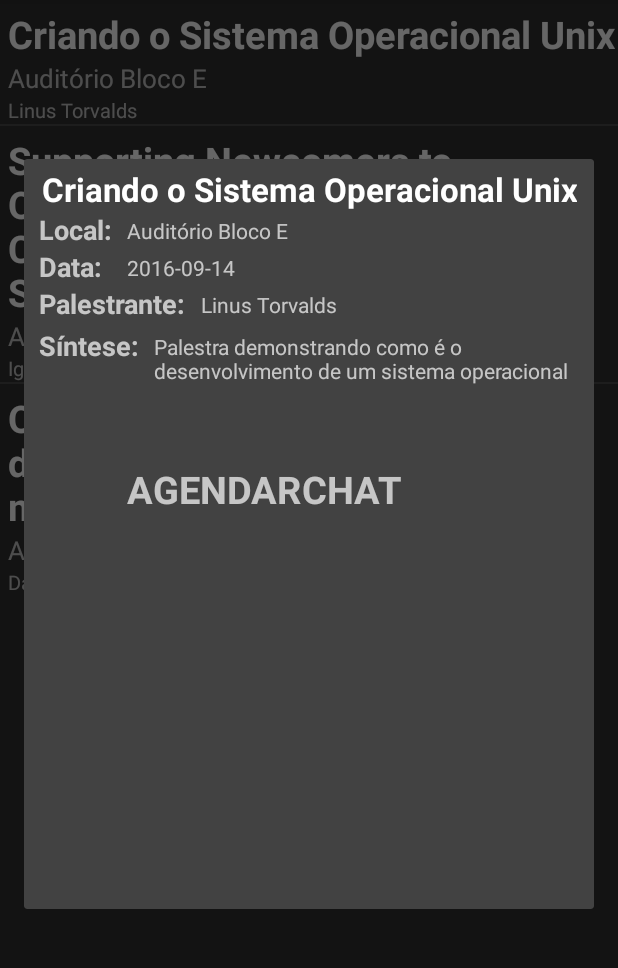
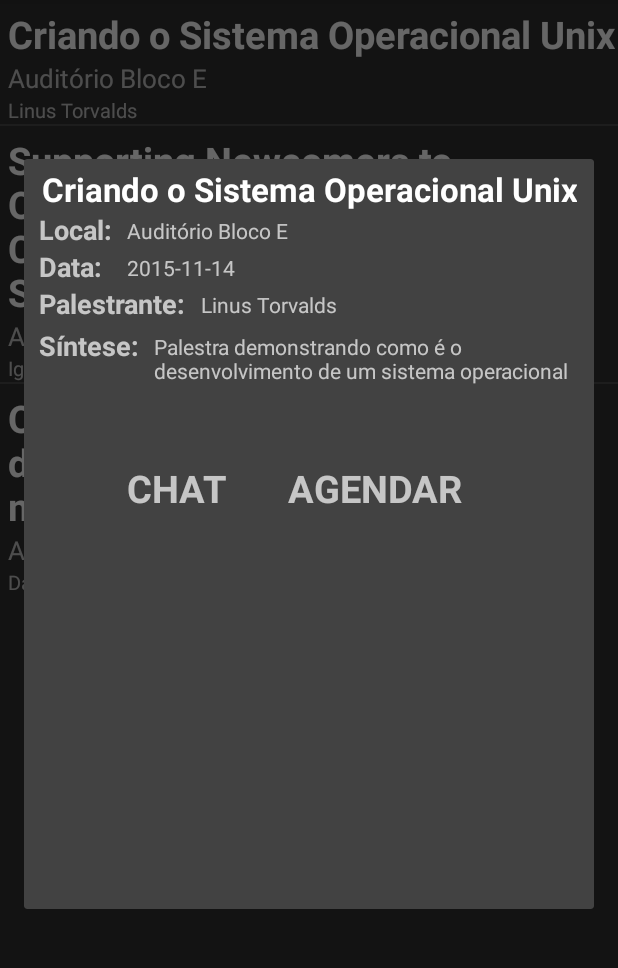
Before and after one commit to CBSoft2016/AplicativoCBSoft2016, an Android app: the fragment Palestras shown on its own in the app's theme, after a tap on "Criando o Sistema Operacional Unix", on a phone screen of 412 x 824 dp, the part 84-1052 px from its top. Run offline under Robolectric (Android 15) with nearby library versions, the phone set to English and light mode, and no system bars.

Commit message:
Adicionando opção de agendamento.

```diff
--- a/app/src/main/assets/minicursos.json
+++ b/app/src/main/assets/minicursos.json
@@ -4,7 +4,7 @@
       "id":"1",
       "titulo": "Web Funcional com Clojure e Clojurescript",
       "horario":"14:00",
-      "data":"14 de Setembro de 2016",
+      "data":"2015-11-14",
       "descricao": "Minicurso voltado para desenvolvimento Clojure e Clojurescript",
       "local":"E101",
       "instrutor":"Eduardo Radanovitsck",
@@ -18,7 +18,7 @@
       "titulo": "Introducao a Gerencia de Portfolios de Projetos",
       "horario":"14:00",
       "descricao": "Minicurso voltado para técnicas de gerenciamento de projetos",
-      "data":"15 de Setembro de 2016",
+      "data":"2015-11-14",
       "local":"E105",
       "instrutor":"Cesar de Avila Rodrigues",
       "localtrabalho":"Avanti Negocios e Tecnologia",
--- a/app/src/main/assets/palestras.json
+++ b/app/src/main/assets/palestras.json
@@ -4,7 +4,7 @@
     {
       "idpalestras":"cbsoft2016001",
       "titulo":"Criando o Sistema Operacional Unix",
-      "data":"2016-09-14",
+      "data":"2015-11-14",
       "descricao":"Palestra demonstrando como é o desenvolvimento de um sistema operacional",
       "horario":"15:30",
       "local":"Auditório Bloco E",
@@ -17,7 +17,7 @@
     {
       "idpalestras":"cbsoft2016002",
       "titulo":"Supporting Newcomers to Overcome the Barriers to Contribute to Open Source Software Projects",
-      "data":"2016-09-14",
+      "data":"2015-11-14",
       "descricao":"Palestra demonstrativa das barreiras em contribuir com software livre.",
       "local":"Auditório Bloco E",
       "horario":"13:00",
@@ -30,7 +30,7 @@
     {
       "idpalestras":"cbsoft2016003",
       "titulo":"On the criteria to be used in decomposing systems into modules",
-      "data":"2016-09-15",
+      "data":"2015-11-15",
       "descricao":"Palestra com David Parnas que demonstra a decomposição do sistema em módulos",
       "local":"Auditório Bloco E",
       "horario":"13:00",
--- a/app/src/main/java/com/applications/fronchetti/cbsoft2016/Adapters/MinicursosAdapter.java
+++ b/app/src/main/java/com/applications/fronchetti/cbsoft2016/Adapters/MinicursosAdapter.java
@@ -39,7 +39,7 @@ public class MinicursosAdapter extends ArrayAdapter<Minicursos>{
             TextView Local = (TextView) convertView.findViewById(R.id.textMinicursoLocal);
             TextView Instrutor = (TextView) convertView.findViewById(R.id.textMinicursoInstrutor);
 
-            Nome.setText(item.getNome());
+            Nome.setText(item.getTitulo());
             Local.setText(item.getLocal());
             Instrutor.setText(item.getInstrutor());
         }
--- a/app/src/main/java/com/applications/fronchetti/cbsoft2016/Fragmentos/Palestras.java
+++ b/app/src/main/java/com/applications/fronchetti/cbsoft2016/Fragmentos/Palestras.java
@@ -4,27 +4,27 @@ import android.app.Dialog;
 import android.content.Intent;
 import android.os.Bundle;
 import android.app.Fragment;
+import android.provider.CalendarContract;
 import android.view.LayoutInflater;
 import android.view.View;
 import android.view.ViewGroup;
 import android.widget.AdapterView;
-import android.widget.Button;
 import android.widget.ListView;
 import android.widget.TextView;
+import android.provider.CalendarContract.Events;
 
 import com.applications.fronchetti.cbsoft2016.Adapters.Palestra;
 import com.applications.fronchetti.cbsoft2016.Adapters.PalestrasAdapter;
-import com.applications.fronchetti.cbsoft2016.Atividades.WebViewActivity;
 import com.applications.fronchetti.cbsoft2016.R;
 
 import org.json.JSONArray;
 import org.json.JSONException;
 import org.json.JSONObject;
-import org.w3c.dom.Text;
 
 import java.io.IOException;
 import java.io.InputStream;
 import java.util.ArrayList;
+import java.util.GregorianCalendar;
 import java.util.HashMap;
 import java.util.List;
 
@@ -89,13 +89,13 @@ public class Palestras extends Fragment {
         Lista.setOnItemClickListener(new AdapterView.OnItemClickListener() {
             @Override
             public void onItemClick(AdapterView<?> parent, View view, int position, long id) {
-                Palestra palestra = Palestras.get(position);
+                final Palestra palestra = Palestras.get(position);
 
                 // custom dialog
                 final Dialog dialog = new Dialog(getActivity());
                 dialog.setContentView(R.layout.fragment_palestras_dialog);
 
-                TextView nome_palestra = (TextView) dialog.findViewById(R.id.textViewNomePalestra);
+                TextView nome_palestra = (TextView) dialog.findViewById(R.id.textViewNomeMinicurso);
                 nome_palestra.setText(palestra.getNome());
                 TextView local_palestra = (TextView) dialog.findViewById(R.id.textViewLocal);
                 local_palestra.setText(palestra.getLocal());
@@ -106,19 +106,27 @@ public class Palestras extends Fragment {
                 TextView descricao_palestra = (TextView) dialog.findViewById(R.id.textViewDescricao);
                 descricao_palestra.setText(palestra.getDescricao());
 
-                /*Button button_chat = (Button) dialog.findViewById(R.id.button2);
-                button_chat.setOnClickListener(new View.OnClickListener() {
+                TextView text_agendar = (TextView) dialog.findViewById(R.id.textViewAgendar);
+                text_agendar.setOnClickListener(new View.OnClickListener() {
                     @Override
                     public void onClick(View v) {
-                        Intent i = new Intent(getActivity(), WebViewActivity.class);
-                        startActivity(i);
+                        String titulo = palestra.getNome();
+                        String local = palestra.getLocal();
+                        String descricao = palestra.getDescricao();
+
+                        String data = palestra.getData();
+                        String[] separated = data.split("-");
+                        int ano = Integer.parseInt(separated[0]);
+                        int mes = Integer.parseInt(separated[1]);
+                        int dia = Integer.parseInt(separated[2]);
+
+                        calendarPalestras(titulo, local, descricao, ano, dia, mes);
                     }
-                });*/
+                });
                 dialog.show();
 
             }
         });
-        System.out.println(Lista);
         Lista.setAdapter(adapter);
         return view;
     }
@@ -138,4 +146,23 @@ public class Palestras extends Fragment {
         }
         return json;
     }
+
+    public void calendarPalestras(String titulo, String local, String descricao, int ano, int dia, int mes){
+        Intent intent_calendar = new Intent(Intent.ACTION_INSERT);
+        intent_calendar.setData(CalendarContract.Events.CONTENT_URI);
+
+        //Configurações do evento.
+        intent_calendar.putExtra(Events.TITLE, titulo);
+        intent_calendar.putExtra(Events.EVENT_LOCATION, local);
+        intent_calendar.putExtra(Events.DESCRIPTION, descricao);
+
+        //Configuração de data do evento
+        GregorianCalendar calDate = new GregorianCalendar(ano, dia, mes);
+        intent_calendar.putExtra(CalendarContract.EXTRA_EVENT_BEGIN_TIME,
+                calDate.getTimeInMillis());
+        intent_calendar.putExtra(CalendarContract.EXTRA_EVENT_END_TIME,
+                calDate.getTimeInMillis());
+
+        startActivity(intent_calendar);
+    }
 }
--- a/app/src/main/res/layout/fragment_palestras_dialog.xml
+++ b/app/src/main/res/layout/fragment_palestras_dialog.xml
@@ -6,13 +6,13 @@
     xmlns:fbutton="http://schemas.android.com/apk/res-auto">
     <RelativeLayout
     android:layout_width="wrap_content"
-    android:layout_height="500dp" >
+    android:layout_height="250dp" >
     <TextView
         android:layout_width="wrap_content"
         android:layout_height="wrap_content"
         android:textAppearance="?android:attr/textAppearanceLarge"
         android:text="Nome (Palestras)"
-        android:id="@+id/textViewNomePalestra"
+        android:id="@+id/textViewNomeMinicurso"
         android:textStyle="bold"
         android:layout_gravity="center_horizontal"
         android:layout_alignParentTop="true"
@@ -26,7 +26,7 @@
         android:textAppearance="?android:attr/textAppearanceMedium"
         android:text="Local:"
         android:id="@+id/textView5"
-        android:layout_below="@+id/textViewNomePalestra"
+        android:layout_below="@+id/textViewNomeMinicurso"
         android:layout_alignParentLeft="true"
         android:layout_alignParentStart="true"
         android:layout_marginLeft="10dp"
@@ -89,7 +89,7 @@
         android:textAppearance="?android:attr/textAppearanceSmall"
         android:text="Anfiteatro Unicesumar"
         android:id="@+id/textViewLocal"
-        android:layout_below="@+id/textViewNomePalestra"
+        android:layout_below="@+id/textViewNomeMinicurso"
         android:layout_toRightOf="@+id/textView5"
         android:layout_toEndOf="@+id/textView5"
         android:layout_marginLeft="10dp"
@@ -123,24 +123,24 @@
             android:layout_width="wrap_content"
             android:layout_height="wrap_content"
             android:text="AGENDAR"
-            android:id="@+id/textView"
-            android:layout_marginTop="52dp"
+            android:id="@+id/textViewAgendar"
+            android:layout_marginTop="51dp"
             android:textStyle="bold"
             android:textSize="25dp"
             android:layout_below="@+id/textViewDescricao"
-            android:layout_alignLeft="@+id/textViewData"
-            android:layout_alignStart="@+id/textViewData" />
+            android:layout_toRightOf="@+id/textViewLocal"
+            android:layout_toEndOf="@+id/textViewLocal" />
 
         <TextView
             android:layout_width="wrap_content"
             android:layout_height="wrap_content"
             android:text="CHAT"
-            android:id="@+id/textView2"
+            android:id="@+id/textViewChat"
             android:textStyle="bold"
             android:textSize="25dp"
-            android:layout_alignTop="@+id/textView"
-            android:layout_toRightOf="@+id/textView"
-            android:layout_toEndOf="@+id/textView" />
+            android:layout_alignTop="@+id/textViewAgendar"
+            android:layout_alignLeft="@+id/textViewData"
+            android:layout_alignStart="@+id/textViewData" />
 
     </RelativeLayout>
 </ScrollView>
```
Also changed, not shown: app/src/main/java/com/applications/fronchetti/cbsoft2016/Adapters/Minicursos.java (+69 -7 lines), app/src/main/java/com/applications/fronchetti/cbsoft2016/Fragmentos/Minicursos.java (+80 -2 lines), app/src/main/res/layout/fragment_minicursos_dialog.xml (+13 -14 lines), 196 other files.
